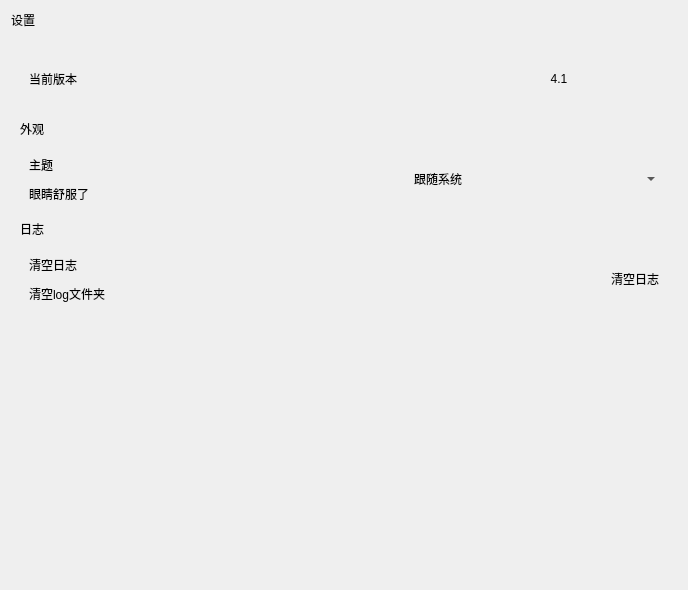
Above: ui/settings.ui from BloretCrew/Bloret-Launcher before the change. Below: the same form after it.
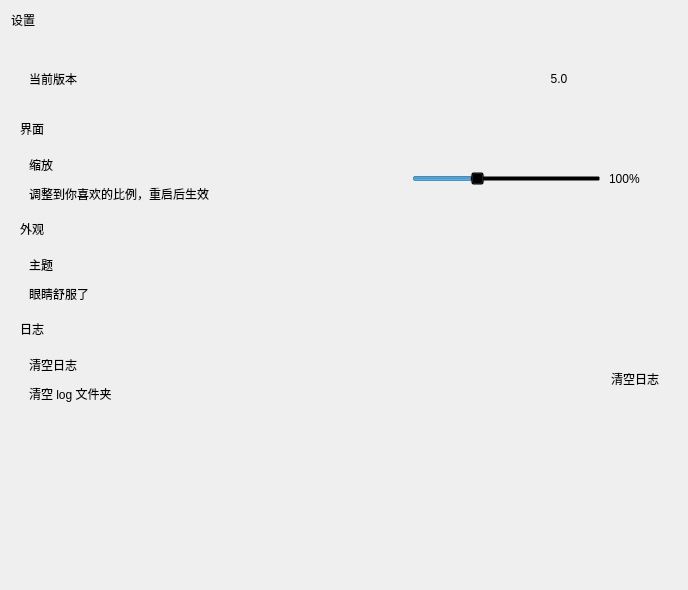
That is the form after the change. Icons and pictures are not drawn. Custom widgets are drawn as their Qt base class.

Patch:
```diff
--- a/ui/settings.ui
+++ b/ui/settings.ui
@@ -46,7 +46,7 @@
         <x>0</x>
         <y>0</y>
         <width>670</width>
-        <height>554</height>
+        <height>529</height>
        </rect>
       </property>
       <layout class="QVBoxLayout" name="verticalLayout_2">
@@ -98,7 +98,7 @@
                  </size>
                 </property>
                 <property name="text">
-                 <string>4.1</string>
+                 <string>5.0</string>
                 </property>
                 <property name="alignment">
                  <set>Qt::AlignCenter</set>
@@ -112,6 +112,153 @@
          </item>
         </layout>
        </item>
+       <item>
+        <widget class="SubtitleLabel" name="label_6">
+         <property name="text">
+          <string>界面</string>
+         </property>
+        </widget>
+       </item>
+       <item>
+        <widget class="CardWidget" name="CardWidget">
+         <property name="minimumSize">
+          <size>
+           <width>0</width>
+           <height>70</height>
+          </size>
+         </property>
+         <layout class="QHBoxLayout" name="horizontalLayout_2">
+          <item>
+           <layout class="QVBoxLayout" name="verticalLayout_4">
+            <item>
+             <widget class="StrongBodyLabel" name="StrongBodyLabel_17">
+              <property name="text">
+               <string>缩放</string>
+              </property>
+             </widget>
+            </item>
+            <item>
+             <widget class="CaptionLabel" name="CaptionLabel_5">
+              <property name="sizePolicy">
+               <sizepolicy hsizetype="Expanding" vsizetype="Preferred">
+                <horstretch>0</horstretch>
+                <verstretch>0</verstretch>
+               </sizepolicy>
+              </property>
+              <property name="text">
+               <string>调整到你喜欢的比例，重启后生效</string>
+              </property>
+              <property name="wordWrap">
+               <bool>true</bool>
+              </property>
+              <property name="lightColor" stdset="0">
+               <color alpha="150">
+                <red>0</red>
+                <green>0</green>
+                <blue>0</blue>
+               </color>
+              </property>
+              <property name="darkColor" stdset="0">
+               <color alpha="200">
+                <red>255</red>
+                <green>255</green>
+                <blue>255</blue>
+               </color>
+              </property>
+             </widget>
+            </item>
+           </layout>
+          </item>
+          <item>
+           <spacer name="horizontalSpacer_10">
+            <property name="orientation">
+             <enum>Qt::Horizontal</enum>
+            </property>
+            <property name="sizeHint" stdset="0">
+             <size>
+              <width>165</width>
+              <height>20</height>
+             </size>
+            </property>
+           </spacer>
+          </item>
+          <item>
+           <widget class="Slider" name="Slider">
+            <property name="sizePolicy">
+             <sizepolicy hsizetype="Expanding" vsizetype="Fixed">
+              <horstretch>0</horstretch>
+              <verstretch>0</verstretch>
+             </sizepolicy>
+            </property>
+            <property name="minimum">
+             <number>50</number>
+            </property>
+            <property name="maximum">
+             <number>200</number>
+            </property>
+            <property name="singleStep">
+             <number>0</number>
+            </property>
+            <property name="pageStep">
+             <number>10</number>
+            </property>
+            <property name="value">
+             <number>100</number>
+            </property>
+            <property name="sliderPosition">
+             <number>100</number>
+            </property>
+            <property name="tracking">
+             <bool>true</bool>
+            </property>
+            <property name="orientation">
+             <enum>Qt::Horizontal</enum>
+            </property>
+            <property name="invertedAppearance">
+             <bool>false</bool>
+            </property>
+            <property name="invertedControls">
+             <bool>false</bool>
+            </property>
+            <property name="tickPosition">
+             <enum>QSlider::NoTicks</enum>
+            </property>
+            <property name="tickInterval">
+             <number>0</number>
+            </property>
+           </widget>
+          </item>
+          <item>
+           <widget class="CompactSpinBox" name="CompactSpinBox">
+            <property name="suffix">
+             <string>%</string>
+            </property>
+            <property name="prefix">
+             <string/>
+            </property>
+            <property name="minimum">
+             <number>50</number>
+            </property>
+            <property name="maximum">
+             <number>200</number>
+            </property>
+            <property name="singleStep">
+             <number>1</number>
+            </property>
+            <property name="stepType">
+             <enum>QAbstractSpinBox::DefaultStepType</enum>
+            </property>
+            <property name="value">
+             <number>100</number>
+            </property>
+            <property name="displayIntegerBase">
+             <number>10</number>
+            </property>
+           </widget>
+          </item>
+         </layout>
+        </widget>
+       </item>
        <item>
         <widget class="SubtitleLabel" name="label_5">
          <property name="text">
@@ -196,21 +343,6 @@
               <height>20</height>
              </size>
             </property>
-            <item>
-             <property name="text">
-              <string>跟随系统</string>
-             </property>
-            </item>
-            <item>
-             <property name="text">
-              <string>浅色</string>
-             </property>
-            </item>
-            <item>
-             <property name="text">
-              <string>深色</string>
-             </property>
-            </item>
            </widget>
           </item>
          </layout>
@@ -256,7 +388,7 @@
                </sizepolicy>
               </property>
               <property name="text">
-               <string>清空log文件夹</string>
+               <string>清空 log 文件夹</string>
               </property>
               <property name="wordWrap">
                <bool>true</bool>
@@ -322,46 +454,56 @@
   </layout>
  </widget>
  <customwidgets>
+  <customwidget>
+   <class>ComboBox</class>
+   <extends>QPushButton</extends>
+   <header>qfluentwidgets</header>
+  </customwidget>
+  <customwidget>
+   <class>PushButton</class>
+   <extends>QPushButton</extends>
+   <header>qfluentwidgets</header>
+  </customwidget>
+  <customwidget>
+   <class>Slider</class>
+   <extends>QSlider</extends>
+   <header>qfluentwidgets</header>
+  </customwidget>
   <customwidget>
    <class>CardWidget</class>
    <extends>QFrame</extends>
-   <header location="global">qfluentwidgets</header>
+   <header>qfluentwidgets</header>
    <container>1</container>
   </customwidget>
   <customwidget>
    <class>SmoothScrollArea</class>
    <extends>QScrollArea</extends>
-   <header location="global">qfluentwidgets</header>
+   <header>qfluentwidgets</header>
    <container>1</container>
   </customwidget>
+  <customwidget>
+   <class>CaptionLabel</class>
+   <extends>QLabel</extends>
+   <header>qfluentwidgets</header>
+  </customwidget>
   <customwidget>
    <class>StrongBodyLabel</class>
    <extends>QLabel</extends>
-   <header location="global">qfluentwidgets</header>
-  </customwidget>
-  <customwidget>
-   <class>TitleLabel</class>
-   <extends>QLabel</extends>
-   <header location="global">qfluentwidgets</header>
-  </customwidget>
-  <customwidget>
-   <class>PushButton</class>
-   <extends>QPushButton</extends>
-   <header location="global">qfluentwidgets</header>
+   <header>qfluentwidgets</header>
   </customwidget>
   <customwidget>
    <class>SubtitleLabel</class>
    <extends>QLabel</extends>
-   <header location="global">qfluentwidgets</header>
+   <header>qfluentwidgets</header>
   </customwidget>
   <customwidget>
-   <class>CaptionLabel</class>
+   <class>TitleLabel</class>
    <extends>QLabel</extends>
    <header>qfluentwidgets</header>
   </customwidget>
   <customwidget>
-   <class>ComboBox</class>
-   <extends>QComboBox</extends>
+   <class>CompactSpinBox</class>
+   <extends>QSpinBox</extends>
    <header>qfluentwidgets</header>
   </customwidget>
  </customwidgets>
```
